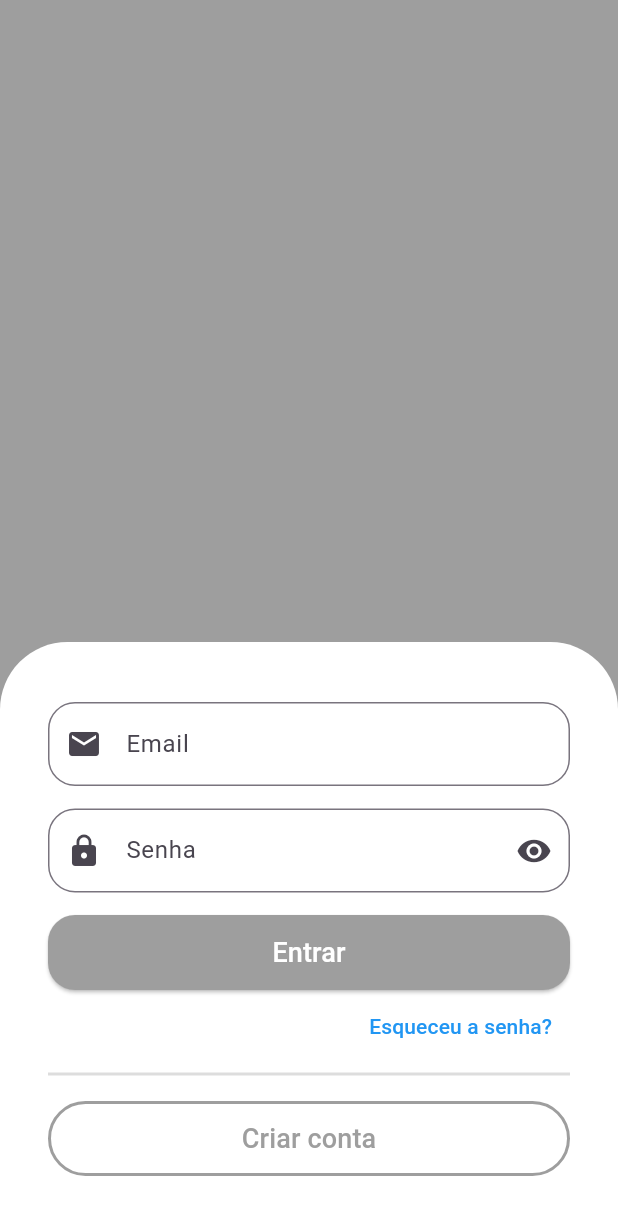
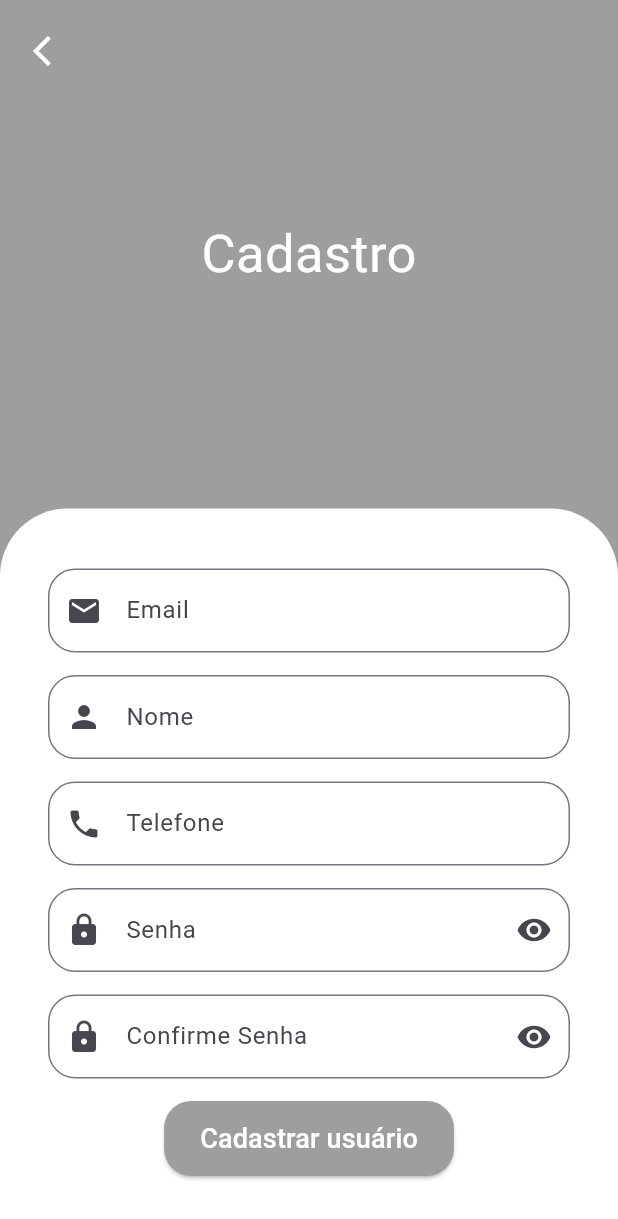
Before and after one commit to TalissonMelo/planorama-mobile, a Flutter app: the screen it shows after launch, after a tap on "Criar conta", on a phone screen of 412 x 824 dp. Shown: the top 1219 px of the screen. Run offline on Flutter 3.47's test engine with Material 3 defaults, Android fonts, the phone set to English and light mode, and no system bars; our stand-ins replace mask_text_input_formatter.

Commit message:
Created Tela de Cadastro

```diff
--- a/lib/src/auth/sign_in_screen.dart
+++ b/lib/src/auth/sign_in_screen.dart
@@ -1,4 +1,5 @@
 import 'package:flutter/material.dart';
+import 'package:liberbox_mobile/src/auth/sign_up_screen.dart';
 import 'package:liberbox_mobile/src/components/custom_text_field.dart';
 
 class SignInScreen extends StatelessWidget {
@@ -71,7 +72,13 @@ class SignInScreen extends StatelessWidget {
                             color: Colors.grey,
                           ),
                         ),
-                        onPressed: () {},
+                        onPressed: () {
+                          Navigator.of(context).push(
+                            MaterialPageRoute(builder: (c) {
+                              return SignUpScreen();
+                            }),
+                          );
+                        },
                         child: const Text(
                           'Criar conta',
                           style: TextStyle(color: Colors.grey, fontSize: 18),
--- /dev/null
+++ b/lib/src/auth/sign_up_screen.dart
@@ -0,0 +1,96 @@
+import 'package:flutter/material.dart';
+import 'package:liberbox_mobile/src/components/custom_text_field.dart';
+import 'package:mask_text_input_formatter/mask_text_input_formatter.dart';
+
+class SignUpScreen extends StatelessWidget {
+  const SignUpScreen({super.key});
+
+  @override
+  Widget build(BuildContext context) {
+    final size = MediaQuery.of(context).size;
+
+    final phoneFormatter = MaskTextInputFormatter(
+        mask: '## # ####-####', filter: {'#': RegExp(r'[0-9]')});
+
+    return Scaffold(
+      backgroundColor: Colors.grey,
+      body: SingleChildScrollView(
+        child: SizedBox(
+          height: size.height,
+          width: size.width,
+          child: Stack(
+            children: [
+              Column(
+                children: [
+                  const Expanded(
+                    child: Center(
+                      child: Text(
+                        'Cadastro',
+                        style: TextStyle(color: Colors.white, fontSize: 35),
+                      ),
+                    ),
+                  ),
+                  Container(
+                    padding: const EdgeInsets.symmetric(
+                        horizontal: 32, vertical: 40),
+                    decoration: const BoxDecoration(
+                        color: Colors.white,
+                        borderRadius:
+                            BorderRadius.vertical(top: Radius.circular(45))),
+                    child: Column(
+                      children: [
+                        const CustomTextField(
+                            icon: Icons.email, label: 'Email'),
+                        const CustomTextField(
+                            icon: Icons.person, label: 'Nome'),
+                        CustomTextField(
+                          icon: Icons.phone,
+                          label: 'Telefone',
+                          inputFormatters: [phoneFormatter],
+                        ),
+                        const CustomTextField(
+                          icon: Icons.lock,
+                          label: 'Senha',
+                          isSecret: true,
+                        ),
+                        const CustomTextField(
+                          icon: Icons.lock,
+                          label: 'Confirme Senha',
+                          isSecret: true,
+                        ),
+                        SizedBox(
+                          height: 50,
+                          child: ElevatedButton(
+                              style: ElevatedButton.styleFrom(
+                                  backgroundColor: Colors.grey,
+                                  shape: RoundedRectangleBorder(
+                                      borderRadius: BorderRadius.circular(18))),
+                              onPressed: () {},
+                              child: const Text('Cadastrar usuário',
+                                  style: TextStyle(
+                                      fontSize: 18, color: Colors.white))),
+                        )
+                      ],
+                    ),
+                  ),
+                ],
+              ),
+              Positioned(
+                  top: 10,
+                  left: 10,
+                  child: SafeArea(
+                    child: IconButton(
+                      onPressed: () {
+                        Navigator.of(context).pop();
+                      },
+                      icon: const Icon(Icons.arrow_back_ios),
+                      color: Colors.white,
+                    ),
+                  ))
+            ],
+          ),
+        ),
+      ),
+    );
+  }
+}
--- a/lib/src/components/custom_text_field.dart
+++ b/lib/src/components/custom_text_field.dart
@@ -1,15 +1,18 @@
 import 'package:flutter/material.dart';
+import 'package:flutter/services.dart';
 
 class CustomTextField extends StatefulWidget {
   final String label;
   final IconData icon;
   final bool isSecret;
+  final List<TextInputFormatter>? inputFormatters;
 
   const CustomTextField(
       {super.key,
       required this.icon,
       required this.label,
-      this.isSecret = false});
+      this.isSecret = false,
+      this.inputFormatters});
 
   @override
   State<CustomTextField> createState() => _CustomTextFieldState();
@@ -29,6 +32,7 @@ class _CustomTextFieldState extends State<CustomTextField> {
     return Padding(
         padding: const EdgeInsets.only(bottom: 15),
         child: TextFormField(
+          inputFormatters: widget.inputFormatters,
           obscureText: isObscure,
           decoration: InputDecoration(
             suffixIcon: widget.isSecret
--- a/pubspec.yaml
+++ b/pubspec.yaml
@@ -35,6 +35,7 @@ dependencies:
   # The following adds the Cupertino Icons font to your application.
   # Use with the CupertinoIcons class for iOS style icons.
   cupertino_icons: ^1.0.6
+  mask_text_input_formatter: ^2.0.0
 
 dev_dependencies:
   flutter_test:
```
Also changed, not shown: pubspec.lock.
